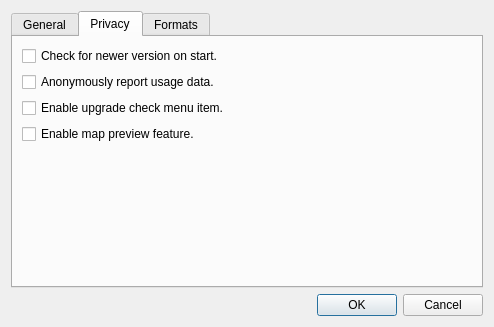
GPSBabel/gpsbabel, file gui/preferences.ui: the form before one commit.
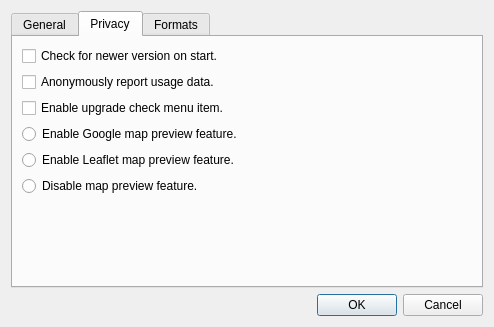
The form after the commit. The open tabs and pages were chosen to show the change.

Commit message: Leaflet Map Integration and GUI Improvements (#1498)

The edit to the form file:
```diff
--- a/gui/preferences.ui
+++ b/gui/preferences.ui
@@ -88,13 +88,39 @@
         </widget>
        </item>
        <item>
-        <widget class="QCheckBox" name="mapPreviewCheck">
+        <widget class="QRadioButton" name="mapPreviewCheck">
          <property name="toolTip">
           <string>&lt;html&gt;When selected, this feature uses the Google Maps API(s) per &lt;a href=&quot;http://www.google.com/intl/en/policies/terms&quot;&gt;Google’s Terms of Service&lt;/a&gt; and the &lt;a href=&quot;http://www.google.com/policies/privacy&quot;&gt;Google Privacy Policy&lt;/a&gt;.&lt;/html&gt;</string>
          </property>
          <property name="text">
-          <string>Enable map preview feature.</string>
+          <string>Enable Google map preview feature.</string>
          </property>
+         <attribute name="buttonGroup">
+          <string notr="true">mapPreviewButtonGroup</string>
+         </attribute>
+        </widget>
+       </item>
+       <item>
+        <widget class="QRadioButton" name="leafletMapPreviewCheck">
+         <property name="toolTip">
+          <string>&lt;html&gt;When selected, this feature uses the Leaflet Maps API(s) per &lt;a href=&quot;https://leafletjs.com/&quot;&gt;Leaflet’s Terms of Service&lt;/a&gt; and the &lt;a href=&quot;https://leafletjs.com/privacy.html&quot;&gt;Leaflet Privacy Policy&lt;/a&gt;.&lt;/html&gt;</string>
+         </property>
+         <property name="text">
+          <string>Enable Leaflet map preview feature.</string>
+         </property>
+         <attribute name="buttonGroup">
+          <string notr="true">mapPreviewButtonGroup</string>
+         </attribute>
+        </widget>
+       </item>
+       <item>
+        <widget class="QRadioButton" name="disableMapPreviewCheck">
+         <property name="text">
+          <string>Disable map preview feature.</string>
+         </property>
+         <attribute name="buttonGroup">
+          <string notr="true">mapPreviewButtonGroup</string>
+         </attribute>
         </widget>
        </item>
        <item>
```
The commit also changes 41 other files.
